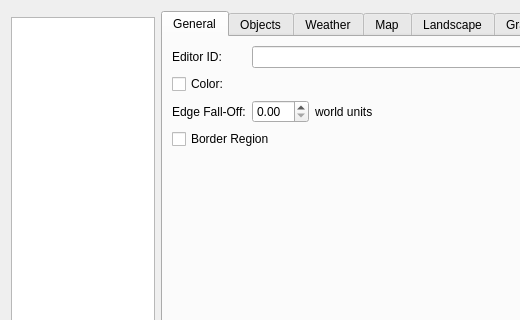
First picture: the form in native/src/DovahKit/ui/form_group_windows/region/region.ui, repository DavidJCobb/DovahKit, before the edit; both pictures show x 0 to 520 and y 0 to 320 of the 941 by 730 pixel window.
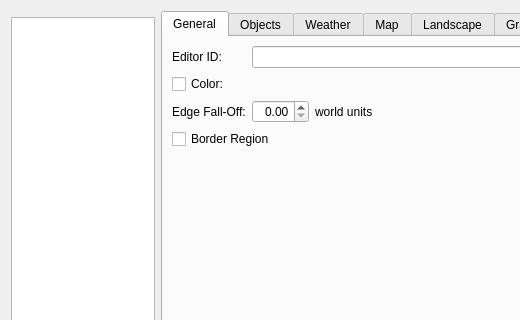
Second picture: the form after the edit. Custom widgets are drawn as their Qt base class.

The edit to the form file:
```diff
--- a/native/src/DovahKit/ui/form_group_windows/region/region.ui
+++ b/native/src/DovahKit/ui/form_group_windows/region/region.ui
@@ -77,7 +77,11 @@
            <item row="2" column="1">
             <layout class="QHBoxLayout" name="horizontalLayout_3">
              <item>
-              <widget class="QDoubleSpinBox" name="edgeFalloff"/>
+              <widget class="QDoubleSpinBox" name="edgeFalloff">
+               <property name="alignment">
+                <set>Qt::AlignRight|Qt::AlignTrailing|Qt::AlignVCenter</set>
+               </property>
+              </widget>
              </item>
              <item>
               <widget class="QLabel" name="label_4">
```
Left out of the diff: 24 changed lines with no effect on the pictures.
